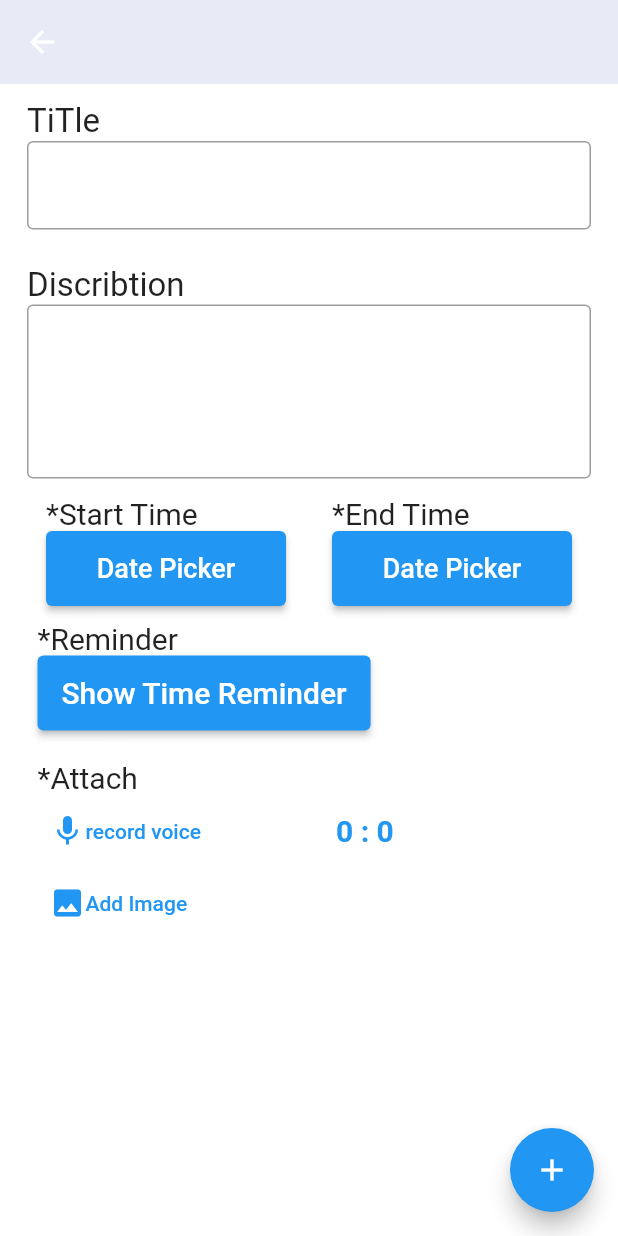
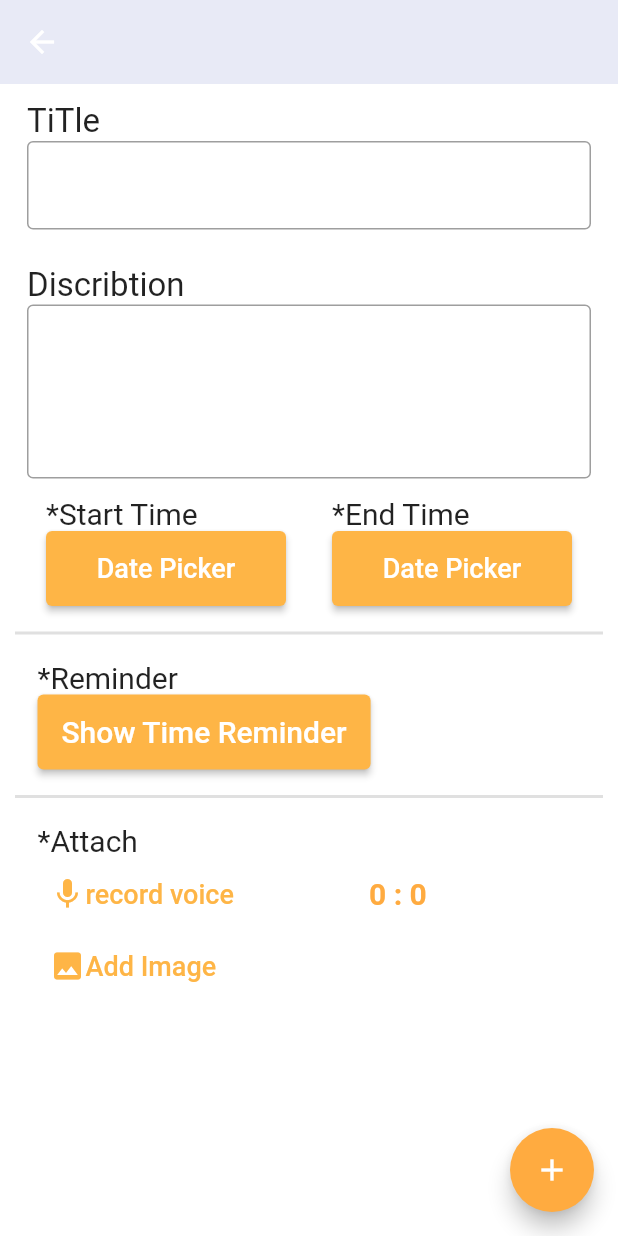
Before and after one commit to moaliahmed/TaskApp, a Flutter app: the AddTaskScreen screen opened directly, on a phone screen of 412 x 824 dp. Run offline on Flutter 3.47's test engine with Material 2 defaults, Android fonts, the phone set to English and light mode, and no system bars; our stand-ins replace action_slider, animated_toggle_switch, bloc, dio, flutter_bloc, flutter_screenutil and 8 more; missing offline and left inert: flutter_sound, spline_chart; accounts and stored records are empty; network calls fail.

Commit message:
change colors

```diff
--- a/lib/appColors/app_color.dart
+++ b/lib/appColors/app_color.dart
@@ -3,7 +3,7 @@ import 'package:flutter/material.dart';
 
 class AppColor{
 static Color kmainColor = Color(0xfffeb546);
-static Color kredColor = Color.fromRGBO(225, 50, 105, 1);
+static Color kredColor = Color(0xffDB324D);
   static Color kWhiteColor = Colors.black;
   static Color kBlack = Colors.black;
   static Color kDeepOrange = Colors.orange;
--- a/lib/blocs/generat_color/cubit/gnerate_color_cubit.dart
+++ b/lib/blocs/generat_color/cubit/gnerate_color_cubit.dart
@@ -13,9 +13,9 @@ class GnerateColorCubit extends Cubit<GnerateColorState> {
   Random random = Random();
   int? index;
   List colorsList = [
-   Color(0xffcec7ff),
-   Color(0xfff6c6d8),
-   Color(0xffa1ffb7)
+
+   Color(0xffDB324D),
+   Color(0xff56494E)
   ];
   generateColor() {
     index = random.nextInt(colorsList.length);
--- a/lib/components/button_Time.dart
+++ b/lib/components/button_Time.dart
@@ -1,3 +1,4 @@
+import 'package:finelproject/appColors/app_color.dart';
 import 'package:finelproject/blocs/task_model/cubit/task_model_cubit.dart';
 import 'package:flutter/material.dart';
 import 'package:flutter/src/widgets/container.dart';
@@ -28,7 +29,7 @@ String? con;
                     height: 50,
                     width: 160,
                      child: ElevatedButton(
-                      style: ButtonStyle(),
+                      style: ButtonStyle(backgroundColor: MaterialStateProperty.all(AppColor.kmainColor)),
                                       onPressed: () async {
                                         controller =
                                             await showDatePicker(
--- a/lib/screens/add_task.dart
+++ b/lib/screens/add_task.dart
@@ -1,6 +1,7 @@
 
 import 'dart:io';
 
+import 'package:finelproject/appColors/app_color.dart';
 import 'package:finelproject/components/button_Time.dart';
 import 'package:finelproject/components/my_button.dart';
 import 'package:finelproject/components/my_text_field.dart';
@@ -83,6 +84,7 @@ class _AddTaskScreenState extends State<AddTaskScreen> {
             elevation: 0,
           ),
           floatingActionButton: FloatingActionButton(
+            backgroundColor: Colors.orangeAccent,
             onPressed: (){
             cubit.addTask();
             print('click');
@@ -144,6 +146,11 @@ class _AddTaskScreenState extends State<AddTaskScreen> {
                     )
                   ],
                 ),
+                SizedBox(height: 10,), Divider(
+                  thickness: 2,
+                  indent: 10,
+                  endIndent: 10,
+                ),
                 Padding(
                   padding:
                       const EdgeInsets.symmetric(horizontal: 25, vertical: 10),
@@ -157,6 +164,7 @@ class _AddTaskScreenState extends State<AddTaskScreen> {
                       SizedBox(
                         height: 50,
                         child: ElevatedButton(
+                          style: ButtonStyle(backgroundColor: MaterialStateProperty.all(AppColor.kmainColor)),
                             onPressed: () async {
                               cubit.ReminderTime = await showTimePicker(
                                   context: context,
@@ -172,6 +180,10 @@ class _AddTaskScreenState extends State<AddTaskScreen> {
                       )
                     ],
                   ),
+                ), Divider(
+                  thickness: 2,
+                  indent: 10,
+                  endIndent: 10,
                 ),
                 Container(
                   padding: EdgeInsets.symmetric(horizontal: 25,vertical: 10),
@@ -188,8 +200,8 @@ class _AddTaskScreenState extends State<AddTaskScreen> {
 
                       }, child: Row(
                         children: [
-                          Icon(recorder.isRecording ? Icons.stop : Icons.mic),
-                          Text('record voice'),SizedBox(width: 90,),
+                          Icon(recorder.isRecording ? Icons.stop : Icons.mic,color: AppColor.kmainColor,),
+                          Text('record voice',style: TextStyle(color: AppColor.kmainColor,fontSize: 18),),SizedBox(width: 90,),
                           StreamBuilder<RecordingDisposition>(
                             stream: recorder.onProgress,
                             builder: (context, snapshot) {
@@ -197,15 +209,17 @@ class _AddTaskScreenState extends State<AddTaskScreen> {
                             String twoDigits(int n)=>n.toString().padLeft(n);
                             final twoDigitMinutes =twoDigits(duration.inMinutes.remainder(60));
                             final twoDigitSeconds =twoDigits(duration.inSeconds.remainder(60));
-                            return Text( '$twoDigitMinutes : $twoDigitSeconds',style: const TextStyle(fontSize: 20,fontWeight: FontWeight.bold),);
+                            return Text( '$twoDigitMinutes : $twoDigitSeconds',style: const TextStyle(fontSize: 20,fontWeight: FontWeight.bold, color: Colors.orangeAccent ),);
                           },)
                         ],
                       ) ),
 
-                      TextButton(onPressed: (){}, child: Row(
+                      TextButton(
+
+                        onPressed: (){}, child: Row(
                         children: [
-                          Icon(Icons.image),
-                          Text('Add Image'),
+                          Icon(Icons.image,color: AppColor.kmainColor,),
+                          Text('Add Image',style: TextStyle(color: AppColor.kmainColor,fontSize: 18),),
                         ],
                       ) )
 
--- a/lib/screens/home_screen.dart
+++ b/lib/screens/home_screen.dart
@@ -43,9 +43,9 @@ class _HomeScreenState extends State<HomeScreen> {
       "in_progress": TaskModelCubit.get(context).inProgressCoutner.toDouble(),
     };
     List<Color> colorList = [
-      Colors.redAccent,
-      Colors.blueAccent,
-      Colors.blueGrey,
+      Color(0xffA62639),
+      Color(0xff02CCC0),
+      Color(0xff56494E),
     ];
     return BlocConsumer<TaskModelCubit, TaskModelState>(
       listener: (context, state) {},
--- a/lib/screens/task_detiles_screen.dart
+++ b/lib/screens/task_detiles_screen.dart
@@ -66,7 +66,7 @@ class TaskDetailsScreen extends StatelessWidget {
                         alignment: Alignment.center,
                         width: 120.w,
                         height: 40.h,
-                        child: status!=null ? Text('$status',style: TextStyle(color: AppColor.kWhiteColor,fontSize: 22.sp),):Text('null',style: TextStyle(color: AppColor.kWhiteColor,fontSize: 18.sp)) ,
+                        child: status!=null ? Text('$status',style: TextStyle(color: Colors.white,fontSize: 22.sp),):Text('null',style: TextStyle(color: AppColor.kWhiteColor,fontSize: 18.sp)) ,
                         ),
                     SizedBox(
                       height: 20.h,
@@ -177,6 +177,7 @@ class TaskDetailsScreen extends StatelessWidget {
                             text: 'Set as Complete !',
                             fontSize: 18.sp,
                             fontWeight: FontWeight.bold,
+                            color: Colors.white,
                           ),
                           toggleColor: color,
                           backgroundColor: AppColor.kBlack,
```
Also changed, not shown: lib/screens/edit_task.dart (+19 -8 lines), lib/screens/view_calender.dart (+8 -5 lines), lib/components/my_button.dart (line endings or trailing spaces).
